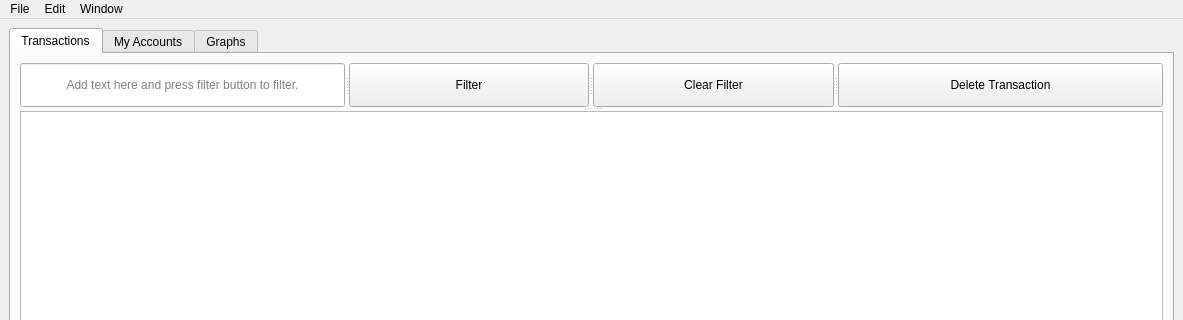
First picture: the form in ft_mainwindow.ui, repository TechMcKay/FinanceTracker, before the edit; both pictures show x 0 to 1183 and y 0 to 320 of the 1183 by 825 pixel window.
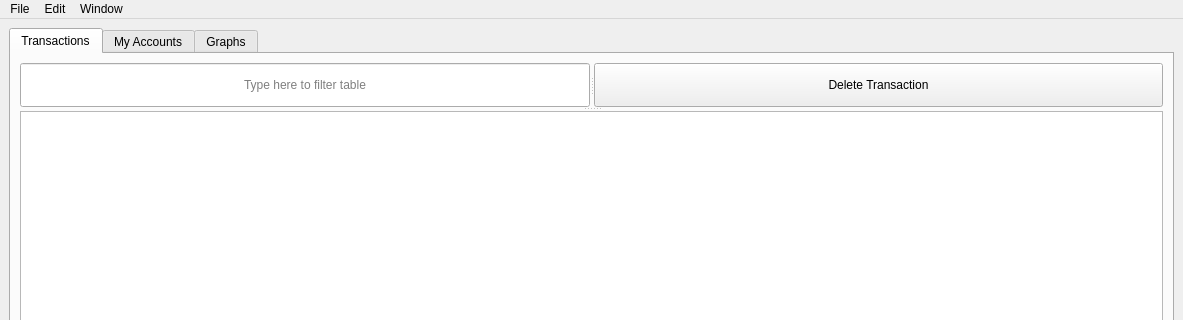
Second picture: the form after the edit.

Commit message: Replaced QTableWidget with QTableView for the Transaction Table. Connected Transaction Database to Transaction Tab and removed the filter/clear filter buttons. Made the Transaction Filter Text box signal when it changes to initiate filtering of table. Connect editing of Transaction table to update database.

```diff
--- a/ft_mainwindow.ui
+++ b/ft_mainwindow.ui
@@ -63,17 +63,7 @@
              <set>Qt::AlignCenter</set>
             </property>
             <property name="placeholderText">
-             <string>Add text here and press filter button to filter.</string>
-            </property>
-           </widget>
-           <widget class="QPushButton" name="transactionFilterButton">
-            <property name="text">
-             <string>Filter</string>
-            </property>
-           </widget>
-           <widget class="QPushButton" name="clearTransactionFilterButton">
-            <property name="text">
-             <string>Clear Filter</string>
+             <string>Type here to filter table</string>
             </property>
            </widget>
            <widget class="QPushButton" name="deleteTransactionButton">
```
Left out of the diff: 16 changed lines with no effect on the pictures. The commit also changes 10 other files.
